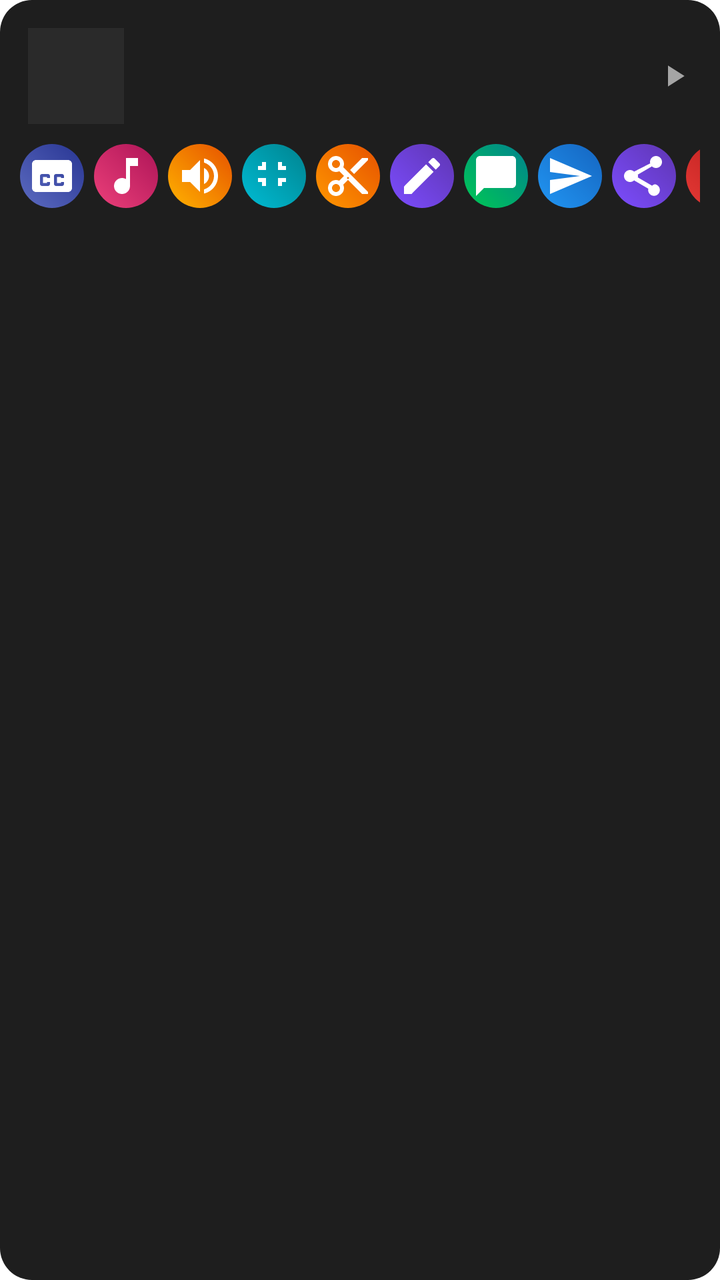
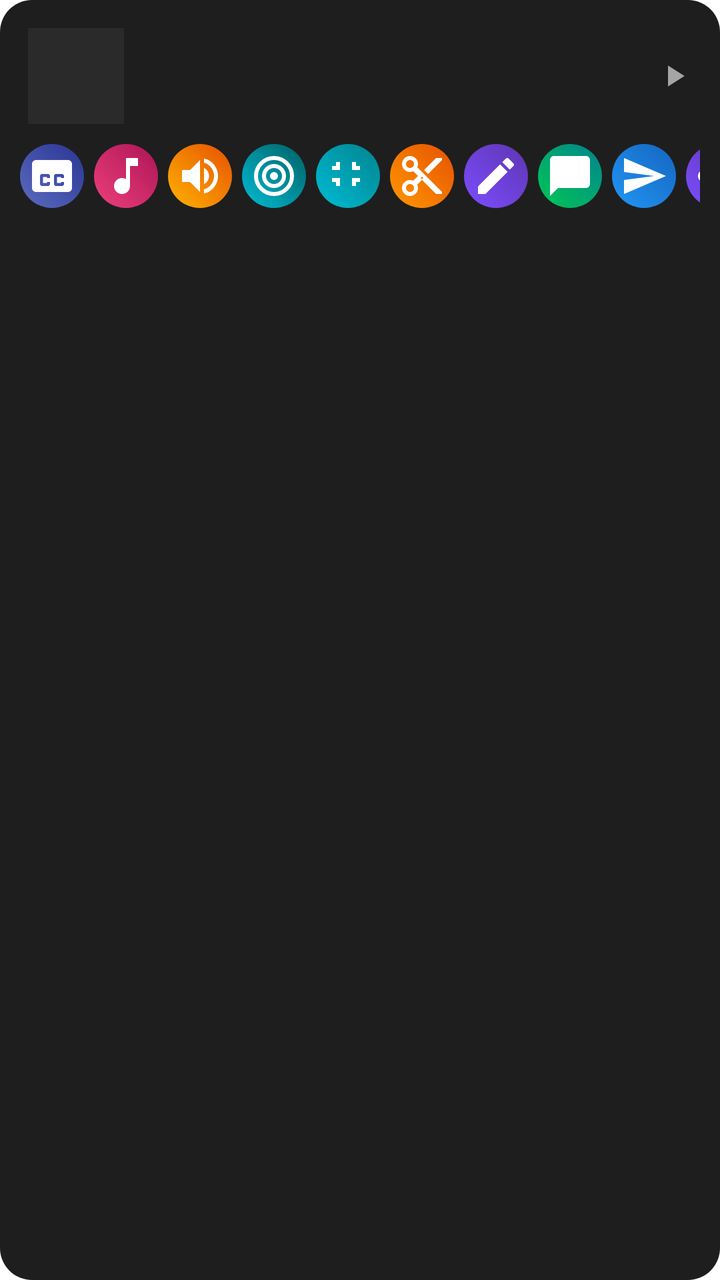

Compare the two renders of this Android layout. The source of the first and the diff that turns it into the second are given below.
<!-- AndroidManifest.xml: application theme Theme.ScreenRecorder -->
<!-- res/layout/item_video.xml -->
<?xml version="1.0" encoding="utf-8"?>
<LinearLayout xmlns:android="http://schemas.android.com/apk/res/android"
    android:layout_width="match_parent"
    android:layout_height="wrap_content"
    android:orientation="vertical"
    android:background="@drawable/bg_card"
    android:layout_marginBottom="8dp"
    android:padding="10dp">

    <LinearLayout
        android:id="@+id/itemClickArea"
        android:layout_width="match_parent"
        android:layout_height="wrap_content"
        android:orientation="horizontal"
        android:gravity="center_vertical"
        android:clickable="true"
        android:focusable="true"
        android:background="?attr/selectableItemBackground"
        android:padding="4dp">

        <ImageView
            android:id="@+id/checkIcon"
            android:layout_width="24dp"
            android:layout_height="24dp"
            android:layout_marginEnd="8dp"
            android:src="@drawable/ic_check"
            android:background="@drawable/bg_round_purple"
            android:padding="4dp"
            android:visibility="gone" />

        <ImageView
            android:id="@+id/thumbnail"
            android:layout_width="48dp"
            android:layout_height="48dp"
            android:scaleType="centerCrop"
            android:background="#2A2A2A"
            android:layout_marginEnd="10dp" />

        <TextView
            android:id="@+id/fileName"
            android:layout_width="0dp"
            android:layout_height="wrap_content"
            android:layout_weight="1"
            android:textColor="#FFFFFF"
            android:textSize="13sp" />

        <ImageView
            android:layout_width="18dp"
            android:layout_height="18dp"
            android:src="@drawable/ic_play"
            android:alpha="0.6" />
    </LinearLayout>

    <HorizontalScrollView
        android:layout_width="match_parent"
        android:layout_height="wrap_content"
        android:scrollbars="none"
        android:layout_marginTop="6dp">

        <LinearLayout
            android:layout_width="wrap_content"
            android:layout_height="wrap_content"
            android:orientation="horizontal">

            <ImageButton
                android:id="@+id/subtitleButton"
                android:layout_width="32dp"
                android:layout_height="32dp"
                android:layout_marginEnd="5dp"
                android:padding="7dp"
                android:background="@drawable/bg_round_indigo"
                android:src="@drawable/ic_subtitle" />

            <ImageButton
                android:id="@+id/musicButton"
                android:layout_width="32dp"
                android:layout_height="32dp"
                android:layout_marginEnd="5dp"
                android:padding="7dp"
                android:background="@drawable/bg_round_pink"
                android:src="@drawable/ic_music" />

            <ImageButton
                android:id="@+id/amplifyButton"
                android:layout_width="32dp"
                android:layout_height="32dp"
                android:layout_marginEnd="5dp"
                android:padding="7dp"
                android:background="@drawable/bg_round_amber"
                android:src="@drawable/ic_volume" />

            <ImageButton
                android:id="@+id/compressButton"
                android:layout_width="32dp"
                android:layout_height="32dp"
                android:layout_marginEnd="5dp"
                android:padding="7dp"
                android:background="@drawable/bg_round_teal"
                android:src="@drawable/ic_compress" />

            <ImageButton
                android:id="@+id/trimButton"
                android:layout_width="32dp"
                android:layout_height="32dp"
                android:layout_marginEnd="5dp"
                android:padding="7dp"
                android:background="@drawable/bg_round_orange"
                android:src="@drawable/ic_scissors" />

            <ImageButton
                android:id="@+id/renameButton"
                android:layout_width="32dp"
                android:layout_height="32dp"
                android:layout_marginEnd="5dp"
                android:padding="7dp"
                android:background="@drawable/bg_round_purple"
                android:src="@drawable/ic_pen" />

            <ImageButton
                android:id="@+id/whatsappButton"
                android:layout_width="32dp"
                android:layout_height="32dp"
                android:layout_marginEnd="5dp"
                android:padding="7dp"
                android:background="@drawable/bg_round_green"
                android:src="@drawable/ic_chat" />

            <ImageButton
                android:id="@+id/telegramButton"
                android:layout_width="32dp"
                android:layout_height="32dp"
                android:layout_marginEnd="5dp"
                android:padding="7dp"
                android:background="@drawable/bg_round_blue"
                android:src="@drawable/ic_send" />

            <ImageButton
                android:id="@+id/shareButton"
                android:layout_width="32dp"
                android:layout_height="32dp"
                android:layout_marginEnd="5dp"
                android:padding="7dp"
                android:background="@drawable/bg_round_purple"
                android:src="@drawable/ic_share" />

            <ImageButton
                android:id="@+id/deleteButton"
                android:layout_width="32dp"
                android:layout_height="32dp"
                android:padding="7dp"
                android:background="@drawable/bg_round_red"
                android:src="@drawable/ic_trash" />

        </LinearLayout>
    </HorizontalScrollView>

</LinearLayout>
<!-- resources referenced by this layout -->
<resources>
  <!-- drawable bg_card (drawable) -->
  <?xml version="1.0" encoding="utf-8"?>
  <shape xmlns:android="http://schemas.android.com/apk/res/android" android:shape="rectangle">
      <solid android:color="#1E1E1E" />
      <corners android:radius="16dp" />
  </shape>
  <!-- drawable bg_round_amber (drawable) -->
  <shape xmlns:android="http://schemas.android.com/apk/res/android" android:shape="oval">
      <gradient android:angle="45" android:startColor="#FFB300" android:endColor="#E65100"/>
  </shape>
  <!-- drawable bg_round_blue (drawable) -->
  <shape xmlns:android="http://schemas.android.com/apk/res/android" android:shape="oval">
      <gradient android:angle="45" android:startColor="#2196F3" android:endColor="#1565C0"/>
  </shape>
  <!-- drawable bg_round_green (drawable) -->
  <shape xmlns:android="http://schemas.android.com/apk/res/android" android:shape="oval">
      <gradient android:angle="45" android:startColor="#00C853" android:endColor="#00838F"/>
  </shape>
  <!-- drawable bg_round_indigo (drawable) -->
  <shape xmlns:android="http://schemas.android.com/apk/res/android" android:shape="oval">
      <gradient android:angle="45" android:startColor="#5C6BC0" android:endColor="#283593"/>
  </shape>
  <!-- drawable bg_round_orange (drawable) -->
  <shape xmlns:android="http://schemas.android.com/apk/res/android" android:shape="oval">
      <gradient android:angle="45" android:startColor="#FF9800" android:endColor="#E65100"/>
  </shape>
  <!-- drawable bg_round_pink (drawable) -->
  <shape xmlns:android="http://schemas.android.com/apk/res/android" android:shape="oval">
      <gradient android:angle="45" android:startColor="#EC407A" android:endColor="#AD1457"/>
  </shape>
  <!-- drawable bg_round_purple (drawable) -->
  <shape xmlns:android="http://schemas.android.com/apk/res/android" android:shape="oval">
      <gradient android:angle="45" android:startColor="#7C4DFF" android:endColor="#5E35B1"/>
  </shape>
  <!-- drawable bg_round_red (drawable) -->
  <shape xmlns:android="http://schemas.android.com/apk/res/android" android:shape="oval">
      <gradient android:angle="45" android:startColor="#E53935" android:endColor="#B71C1C"/>
  </shape>
  <!-- drawable bg_round_teal (drawable) -->
  <shape xmlns:android="http://schemas.android.com/apk/res/android" android:shape="oval">
      <gradient android:angle="45" android:startColor="#00BCD4" android:endColor="#00838F"/>
  </shape>
  <!-- drawable ic_play (drawable) -->
  <vector xmlns:android="http://schemas.android.com/apk/res/android" android:width="24dp" android:height="24dp" android:viewportWidth="24" android:viewportHeight="24">
      <path android:fillColor="#FFFFFF" android:pathData="M8,5v14l11,-7z"/>
  </vector>
  <!-- drawable ic_send (drawable) -->
  <vector xmlns:android="http://schemas.android.com/apk/res/android" android:width="24dp" android:height="24dp" android:viewportWidth="24" android:viewportHeight="24">
      <path android:fillColor="#FFFFFF" android:pathData="M2.01,21L23,12 2.01,3 2,10l15,2 -15,2z"/>
  </vector>
  <style name="Theme.ScreenRecorder" parent="Theme.MaterialComponents.DayNight.NoActionBar" />
  <!-- unchanged entries left out for length: 10 -->
</resources>

<!-- the commit's change to res/layout/item_video.xml (unified diff, before → after) -->
@@ -89,6 +89,15 @@
                 android:background="@drawable/bg_round_amber"
                 android:src="@drawable/ic_volume" />
 
+<ImageButton
+                android:id="@+id/budgetCompressButton"
+                android:layout_width="32dp"
+                android:layout_height="32dp"
+                android:layout_marginEnd="5dp"
+                android:padding="7dp"
+                android:background="@drawable/bg_round_cyan"
+                android:src="@drawable/ic_target" />
+
             <ImageButton
                 android:id="@+id/compressButton"
                 android:layout_width="32dp"
<!-- resource entries referenced after the edit -->
@@ -13,6 +13,10 @@
   <!-- drawable bg_round_blue (drawable) -->
   <shape xmlns:android="http://schemas.android.com/apk/res/android" android:shape="oval">
       <gradient android:angle="45" android:startColor="#2196F3" android:endColor="#1565C0"/>
+  </shape>
+  <!-- drawable bg_round_cyan (drawable) -->
+  <shape xmlns:android="http://schemas.android.com/apk/res/android" android:shape="oval">
+      <gradient android:angle="45" android:startColor="#00BCD4" android:endColor="#006064"/>
   </shape>
   <!-- drawable bg_round_green (drawable) -->
   <shape xmlns:android="http://schemas.android.com/apk/res/android" android:shape="oval">
@@ -50,6 +54,12 @@
   <vector xmlns:android="http://schemas.android.com/apk/res/android" android:width="24dp" android:height="24dp" android:viewportWidth="24" android:viewportHeight="24">
       <path android:fillColor="#FFFFFF" android:pathData="M2.01,21L23,12 2.01,3 2,10l15,2 -15,2z"/>
   </vector>
+  <!-- drawable ic_target (drawable) -->
+  <vector xmlns:android="http://schemas.android.com/apk/res/android" android:width="24dp" android:height="24dp" android:viewportWidth="24" android:viewportHeight="24">
+      <path android:strokeColor="#FFFFFF" android:strokeWidth="2" android:pathData="M12,12m-9,0a9,9 0,1 1,18 0a9,9 0,1 1,-18 0"/>
+      <path android:strokeColor="#FFFFFF" android:strokeWidth="2" android:pathData="M12,12m-5,0a5,5 0,1 1,10 0a5,5 0,1 1,-10 0"/>
+      <path android:fillColor="#FFFFFF" android:pathData="M12,12m-2,0a2,2 0,1 1,4 0a2,2 0,1 1,-4 0"/>
+  </vector>
   <style name="Theme.ScreenRecorder" parent="Theme.MaterialComponents.DayNight.NoActionBar" />
   <!-- unchanged entries left out for length: 10 -->
 </resources>
